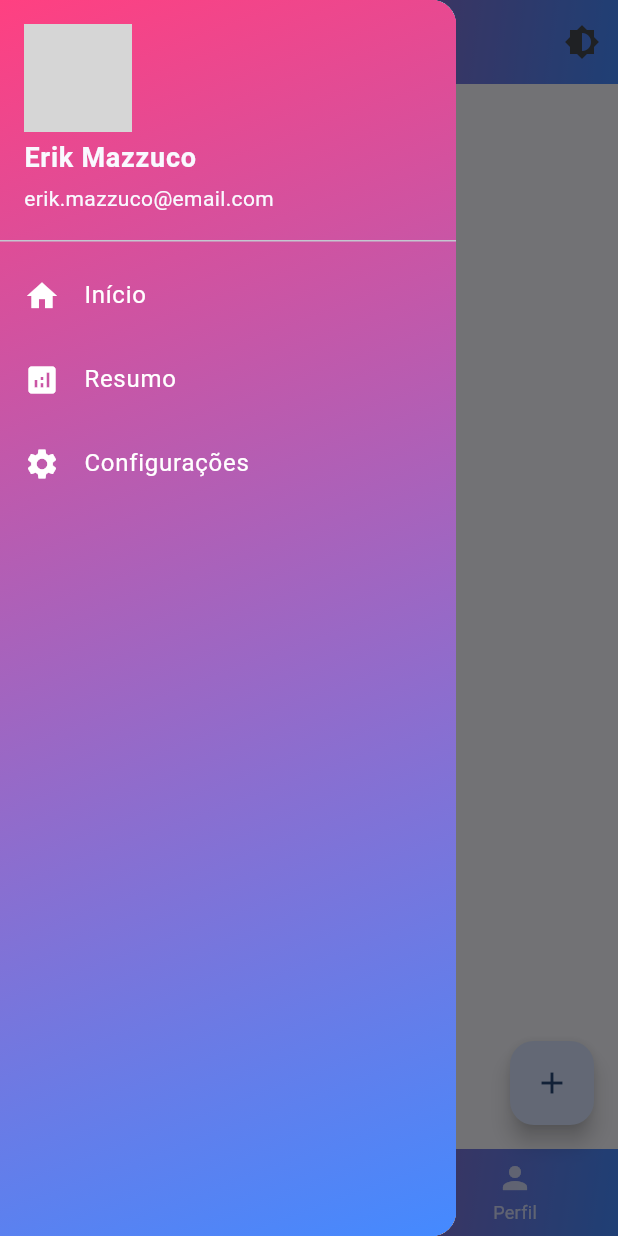
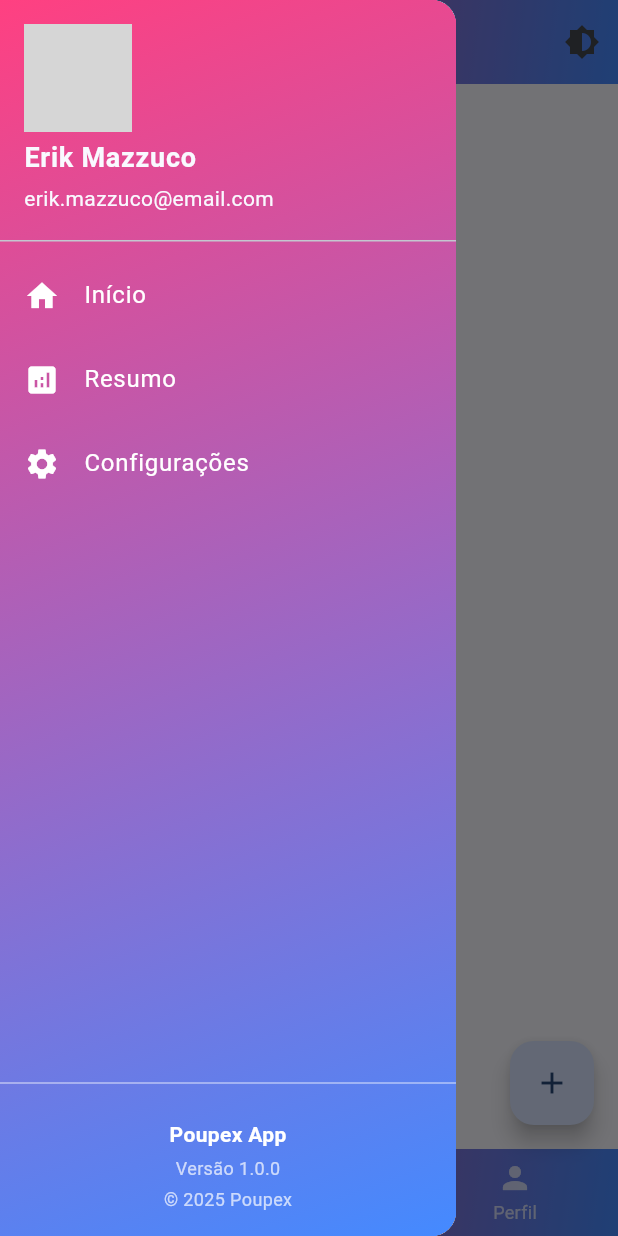
Before and after one commit to ErikMazzuco/projeto-final-coimbra, a Flutter app: the screen it shows after launch, with the side drawer open, on a phone screen of 412 x 824 dp. Run offline on Flutter 3.47's test engine with Material 3 defaults, Android fonts, the light colour scheme and no system bars; network calls fail; grey boxes are pictures that could not be loaded.

Commit message:
rodape no drawer

```diff
--- a/lib/pages/home_page.dart
+++ b/lib/pages/home_page.dart
@@ -101,23 +101,24 @@ class _MyHomePageState extends State<MyHomePage> {
       drawer: Drawer(
   child: Container(
     decoration: BoxDecoration(gradient: _gradient),
-          child: ListView(
-            padding: EdgeInsets.zero,
+    child: Column(
       children: [
-              UserAccountsDrawerHeader(
-                decoration: const BoxDecoration(color: Colors.transparent),
-                currentAccountPicture: const CircleAvatar(
-                  backgroundImage: NetworkImage('https://avatars.githubusercontent.com/u/98659687?v=4'), // ou use AssetImage se for imagem local
+        const UserAccountsDrawerHeader(
+          decoration: BoxDecoration(color: Colors.transparent),
+          currentAccountPicture: CircleAvatar(
+            backgroundImage: NetworkImage('https://avatars.githubusercontent.com/u/98659687?v=4'),
           ),
-                accountName: const Text(
+          accountName: Text(
             'Erik Mazzuco',
             style: TextStyle(fontSize: 18, fontWeight: FontWeight.bold),
           ),
-                accountEmail: const Text(
+          accountEmail: Text(
             'erik.mazzuco@email.com',
             style: TextStyle(fontSize: 14),
           ),
         ),
+
+        // Menu principal
         const ListTile(
           leading: Icon(Icons.home, color: Colors.white),
           title: Text('Início', style: TextStyle(color: Colors.white)),
@@ -130,10 +131,37 @@ class _MyHomePageState extends State<MyHomePage> {
           leading: Icon(Icons.settings, color: Colors.white),
           title: Text('Configurações', style: TextStyle(color: Colors.white)),
         ),
+
+        const Spacer(), // empurra o restante para baixo
+
+        const Divider(color: Colors.white54),
+
+        Padding(
+          padding: const EdgeInsets.all(16.0),
+          child: Column(
+            children: [
+              Text(
+                'Poupex App',
+                style: TextStyle(color: Colors.white, fontWeight: FontWeight.bold),
+              ),
+              SizedBox(height: 4),
+              Text(
+                'Versão 1.0.0',
+                style: TextStyle(color: Colors.white70, fontSize: 12),
+              ),
+              SizedBox(height: 4),
+              Text(
+                '© 2025 Poupex',
+                style: TextStyle(color: Colors.white70, fontSize: 12),
+              ),
+            ],
+          ),
+        ),
       ],
     ),
   ),
 ),
+
 
       body: _buildBody(),
       floatingActionButton: FloatingActionButton(
```
Lines whose indentation alone changed are shown as unchanged.
